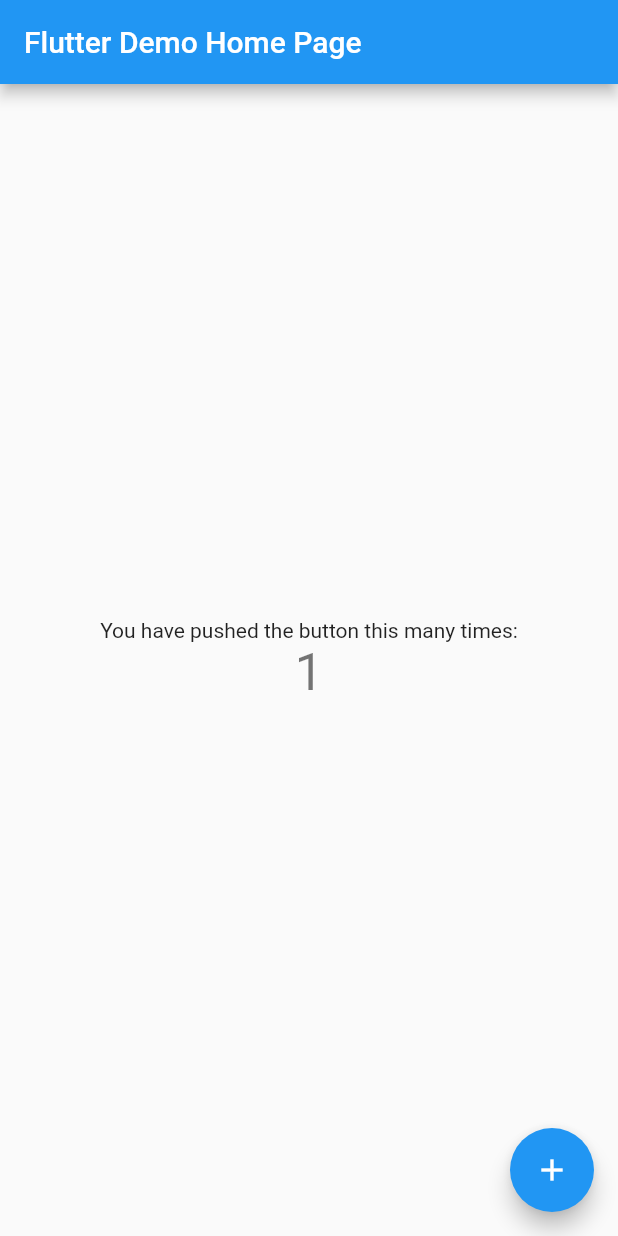
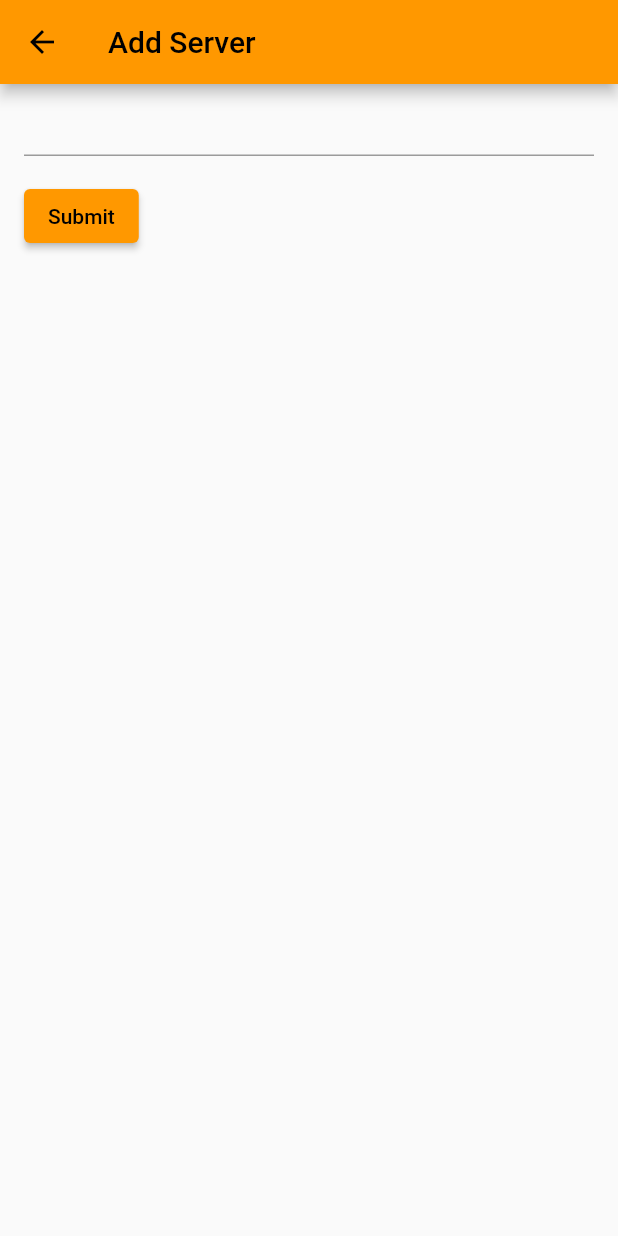
Before and after one commit to mallardduck/zomboid_rcon, a Flutter app: the screen it shows after launch, after a tap on the "add" icon, on a phone screen of 412 x 824 dp. Run offline on Flutter 3.47's test engine with Material 2 defaults, Android fonts, the phone set to English and light mode, and no system bars.

Commit message:
Start building add server form

```diff
--- a/lib/app.dart
+++ b/lib/app.dart
@@ -4,24 +4,14 @@ import 'package:zomboid_rcon/servers/pages/home.dart';
 class MyApp extends StatelessWidget {
   const MyApp({super.key});
 
-  // This widget is the root of your application.
   @override
   Widget build(BuildContext context) {
     return MaterialApp(
-      title: 'Flutter Demo',
+      title: 'Project Zomboid RCON',
       theme: ThemeData(
-        // This is the theme of your application.
-        //
-        // Try running your application with "flutter run". You'll see the
-        // application has a blue toolbar. Then, without quitting the app, try
-        // changing the primarySwatch below to Colors.green and then invoke
-        // "hot reload" (press "r" in the console where you ran "flutter run",
-        // or simply save your changes to "hot reload" in a Flutter IDE).
-        // Notice that the counter didn't reset back to zero; the application
-        // is not restarted.
-        primarySwatch: Colors.blue,
+        primarySwatch: Colors.orange,
       ),
-      home: const MyHomePage(title: 'Flutter Demo Home Page'),
+      home: const MyHomePage(title: 'Server List'),
     );
   }
 }
--- /dev/null
+++ b/lib/servers/models/server.dart
@@ -0,0 +1,4 @@
+class Server {
+  final String name;
+  Server(this.name);
+}
--- /dev/null
+++ b/lib/servers/pages/add_server.dart
@@ -0,0 +1,65 @@
+import 'package:flutter/material.dart';
+
+import '../models/server.dart';
+
+class AddEditServerPage extends StatefulWidget {
+  final String title;
+
+  final Server? editServer;
+
+  const AddEditServerPage({super.key, required this.title, this.editServer});
+
+  @override
+  State<AddEditServerPage> createState() => _AddEditServerPageState();
+}
+
+class _AddEditServerPageState extends State<AddEditServerPage> {
+  final _formKey = GlobalKey<FormState>();
+
+  @override
+  Widget build(BuildContext context) {
+    return Scaffold(
+      appBar: AppBar(
+        title: Text(widget.title),
+      ),
+      body: Form(
+        key: _formKey,
+        child: Padding(
+          padding: const EdgeInsets.symmetric(horizontal: 16.0),
+          child: Column(
+            crossAxisAlignment: CrossAxisAlignment.start,
+            // TODO: Add padding here...
+            children: <Widget>[
+              TextFormField(
+                initialValue: widget.editServer?.name,
+                // The validator receives the text that the user has entered.
+                validator: (value) {
+                  if (value == null || value.isEmpty) {
+                    return 'Please enter some text';
+                  }
+                  return null;
+                },
+              ),
+              Padding(
+                padding: const EdgeInsets.symmetric(vertical: 16.0),
+                child: ElevatedButton(
+                  onPressed: () {
+                    // Validate returns true if the form is valid, or false otherwise.
+                    if (_formKey.currentState!.validate()) {
+                      // If the form is valid, display a snackbar. In the real world,
+                      // you'd often call a server or save the information in a database.
+                      ScaffoldMessenger.of(context).showSnackBar(
+                        const SnackBar(content: Text('Processing Data')),
+                      );
+                    }
+                  },
+                  child: const Text('Submit'),
+                ),
+              ),
+            ],
+          ),
+        ),
+      ),
+    );
+  }
+}
--- a/lib/servers/pages/home.dart
+++ b/lib/servers/pages/home.dart
@@ -1,16 +1,10 @@
 import 'package:flutter/material.dart';
+
+import '../models/server.dart';
+import 'add_server.dart';
 
 class MyHomePage extends StatefulWidget {
   const MyHomePage({super.key, required this.title});
-
-  // This widget is the home page of your application. It is stateful, meaning
-  // that it has a State object (defined below) that contains fields that affect
-  // how it looks.
-
-  // This class is the configuration for the state. It holds the values (in this
-  // case the title) provided by the parent (in this case the App widget) and
-  // used by the build method of the State. Fields in a Widget subclass are
-  // always marked "final".
 
   final String title;
 
@@ -19,18 +13,7 @@ class MyHomePage extends StatefulWidget {
 }
 
 class _MyHomePageState extends State<MyHomePage> {
-  int _counter = 0;
-
-  void _incrementCounter() {
-    setState(() {
-      // This call to setState tells the Flutter framework that something has
-      // changed in this State, which causes it to rerun the build method below
-      // so that the display can reflect the updated values. If we changed
-      // _counter without calling setState(), then the build method would not be
-      // called again, and so nothing would appear to happen.
-      _counter++;
-    });
-  }
+  final List<Server> _servers = [];
 
   @override
   Widget build(BuildContext context) {
@@ -46,39 +29,22 @@ class _MyHomePageState extends State<MyHomePage> {
         // the App.build method, and use it to set our appbar title.
         title: Text(widget.title),
       ),
-      body: Center(
-        // Center is a layout widget. It takes a single child and positions it
-        // in the middle of the parent.
-        child: Column(
-          // Column is also a layout widget. It takes a list of children and
-          // arranges them vertically. By default, it sizes itself to fit its
-          // children horizontally, and tries to be as tall as its parent.
-          //
-          // Invoke "debug painting" (press "p" in the console, choose the
-          // "Toggle Debug Paint" action from the Flutter Inspector in Android
-          // Studio, or the "Toggle Debug Paint" command in Visual Studio Code)
-          // to see the wireframe for each widget.
-          //
-          // Column has various properties to control how it sizes itself and
-          // how it positions its children. Here we use mainAxisAlignment to
-          // center the children vertically; the main axis here is the vertical
-          // axis because Columns are vertical (the cross axis would be
-          // horizontal).
-          mainAxisAlignment: MainAxisAlignment.center,
-          children: <Widget>[
-            const Text(
-              'You have pushed the button this many times:',
-            ),
-            Text(
-              '$_counter',
-              style: Theme.of(context).textTheme.headlineMedium,
-            ),
-          ],
-        ),
+      body: ListView.builder(
+        itemCount: _servers.length,
+        itemBuilder: (context, index) {
+          return ListTile(
+            title: Text("${_servers[index].name} ${index + 1}"),
+          );
+        },
       ),
       floatingActionButton: FloatingActionButton(
-        onPressed: _incrementCounter,
-        tooltip: 'Increment',
+        onPressed: () {
+          Navigator.push(
+              context,
+            MaterialPageRoute(builder: (context) => const AddEditServerPage(title: "Add Server")),
+          );
+        },
+        tooltip: 'Add Server',
         child: const Icon(Icons.add),
       ), // This trailing comma makes auto-formatting nicer for build methods.
     );
--- /dev/null
+++ b/lib/servers/servers_repo.dart
@@ -0,0 +1,9 @@
+import 'package:zomboid_rcon/servers/models/server.dart';
+
+class ServersRepo {
+  final List<Server> _servers = [];
+
+  List<Server> getServers() => _servers;
+
+  void addServer(Server server) => _servers.add(server);
+}
```
